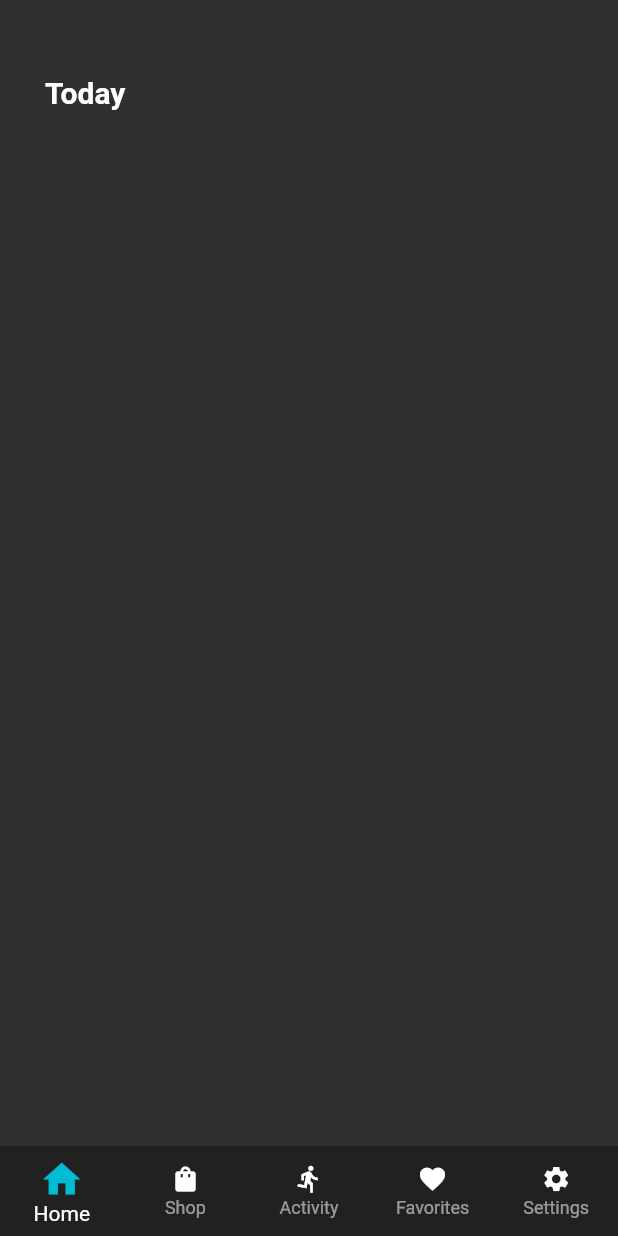
After one commit to 0501rj25/NEED, a Flutter app: the screen it shows after launch, after a tap on the "arrow forward" icon, on a phone screen of 412 x 824 dp. The commit adds this screen. Run offline on Flutter 3.47's test engine with Material 2 defaults, Android fonts, the phone set to English and light mode, and no system bars.

Commit message:
bottombar complete

```diff
--- a/lib/main.dart
+++ b/lib/main.dart
@@ -12,7 +12,7 @@ void main() {
       'login': (context) => const MyLogin(),
       'register': (context) => const MyRegister(),
       'home': (context) => const MyHome(),
-      'forget': (context) => const MyForget()
+      'forget': (context) => const MyForget(),
     },
   ));
 }
--- a/lib/pages/forget.dart
+++ b/lib/pages/forget.dart
@@ -108,7 +108,8 @@ class _MyForgetState extends State<MyForget> {
                               fontSize: 15),
                           textAlign: TextAlign.center,
                         ),
-                        )),
+                      ),
+                    ),
                   ],
                 ),
               ),
--- a/lib/pages/home.dart
+++ b/lib/pages/home.dart
@@ -1,4 +1,9 @@
 import 'package:flutter/material.dart';
+import 'package:flutter_need/pages/home_bottom.dart';
+import 'package:flutter_need/pages/settings.dart';
+import 'package:flutter_need/pages/shop.dart';
+import 'activity.dart';
+import 'favorites.dart';
 
 class MyHome extends StatefulWidget {
   const MyHome({Key? key}) : super(key: key);
@@ -8,39 +13,25 @@ class MyHome extends StatefulWidget {
 }
 
 class _MyHomeState extends State<MyHome> {
-  int currentIndex = 0;
+  //int currentItem = 0;
+  var bottomData = [
+    const MyHomeBottom(),
+    const MyShop(),
+    const MyActivity(),
+    const MyFavorites(),
+    const MySettings()
+  ];
+  int selectedItem = 0;
 
   @override
   Widget build(BuildContext context) {
     return MaterialApp(
       theme: ThemeData.dark(),
       home: Scaffold(
-        body: Row(
-          children: [
-            Column(
-              mainAxisAlignment: MainAxisAlignment.start,
-              children: [
-                Container(
-                  padding: const EdgeInsets.only(top: 50.0, left: 30.0),
-                  height: 100,
-                  width: MediaQuery.of(context).size.width,
-                  //color: Colors.amber,
-                  child: const Text(
-                    "Today\n ",
-                    style: TextStyle(
-                        color: Colors.white,
-                        fontWeight: FontWeight.bold,
-                        fontSize: 20.0,
-                        fontStyle: FontStyle.normal),
-                  ),
-                ),
-              ],
-            )
-          ],
+        body: Center(
+          child: bottomData[selectedItem],
         ),
         bottomNavigationBar: BottomNavigationBar(
-          currentIndex: currentIndex,
-          onTap: (index) => setState(() => currentIndex = index),
           elevation: 15.0,
           type: BottomNavigationBarType.fixed,
           backgroundColor: Colors.grey.shade900,
@@ -82,6 +73,12 @@ class _MyHomeState extends State<MyHome> {
               label: 'Settings',
             ),
           ],
+          currentIndex: selectedItem,
+          onTap: (setValue) {
+            setState(() {
+              selectedItem = setValue;
+            });
+          },
         ),
       ),
       debugShowCheckedModeBanner: false,
--- /dev/null
+++ b/lib/pages/home_bottom.dart
@@ -0,0 +1,45 @@
+import 'package:flutter/material.dart';
+
+class MyHomeBottom extends StatefulWidget {
+  const MyHomeBottom({Key? key}) : super(key: key);
+
+  @override
+  State<MyHomeBottom> createState() => _MyHomeBottomState();
+}
+
+class _MyHomeBottomState extends State<MyHomeBottom> {
+  @override
+  Widget build(BuildContext context) {
+    return MaterialApp(
+      debugShowCheckedModeBanner: false,
+      theme: ThemeData.dark(),
+      home: Scaffold(
+        body: Center(
+          child: Row(
+            children: [
+              Column(
+                mainAxisAlignment: MainAxisAlignment.start,
+                children: [
+                  Container(
+                    padding: const EdgeInsets.only(top: 50.0, left: 30.0),
+                    height: 100,
+                    width: MediaQuery.of(context).size.width,
+                    //color: Colors.amber,
+                    child: const Text(
+                      "Today",
+                      style: TextStyle(
+                          color: Colors.white,
+                          fontWeight: FontWeight.bold,
+                          fontSize: 20.0,
+                          fontStyle: FontStyle.normal),
+                    ),
+                  ),
+                ],
+              ),
+            ],
+          ),
+        ),
+      ),
+    );
+  }
+}
--- a/pubspec.yaml
+++ b/pubspec.yaml
@@ -29,12 +29,15 @@ environment:
 dependencies:
   flutter:
     sdk: flutter
-  intl: ^0.17.0
+
+
 
 
   # The following adds the Cupertino Icons font to your application.
   # Use with the CupertinoIcons class for iOS style icons.
   cupertino_icons: ^1.0.2
+  curved_navigation_bar: ^1.0.3
+  intl: ^0.17.0
 
 dev_dependencies:
   flutter_test:
```
Also changed, not shown: lib/pages/activity.dart (added, +19 -0 lines), lib/pages/favorites.dart (added, +19 -0 lines), lib/pages/settings.dart (added, +19 -0 lines), lib/pages/shop.dart (added, +19 -0 lines), lib/bottombar/Settings.dart (deleted), lib/bottombar/shop.dart (deleted), lib/bottombar/summary.dart (deleted), pubspec.lock, 1 other file. Lines whose indentation alone changed are shown as unchanged.
